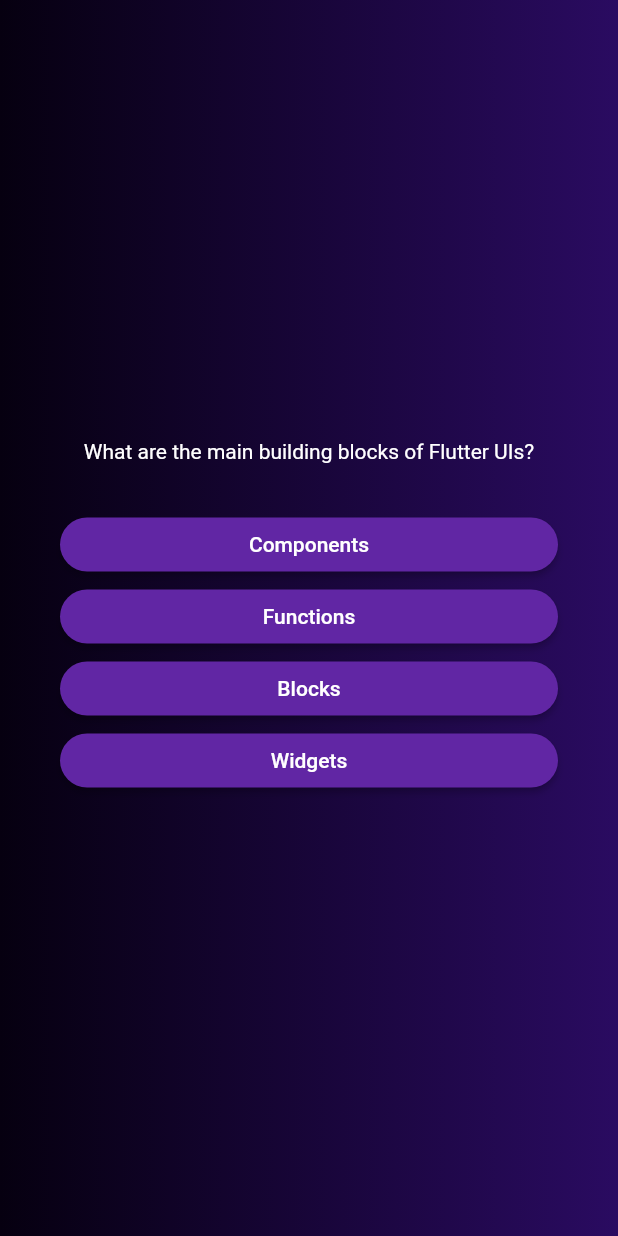
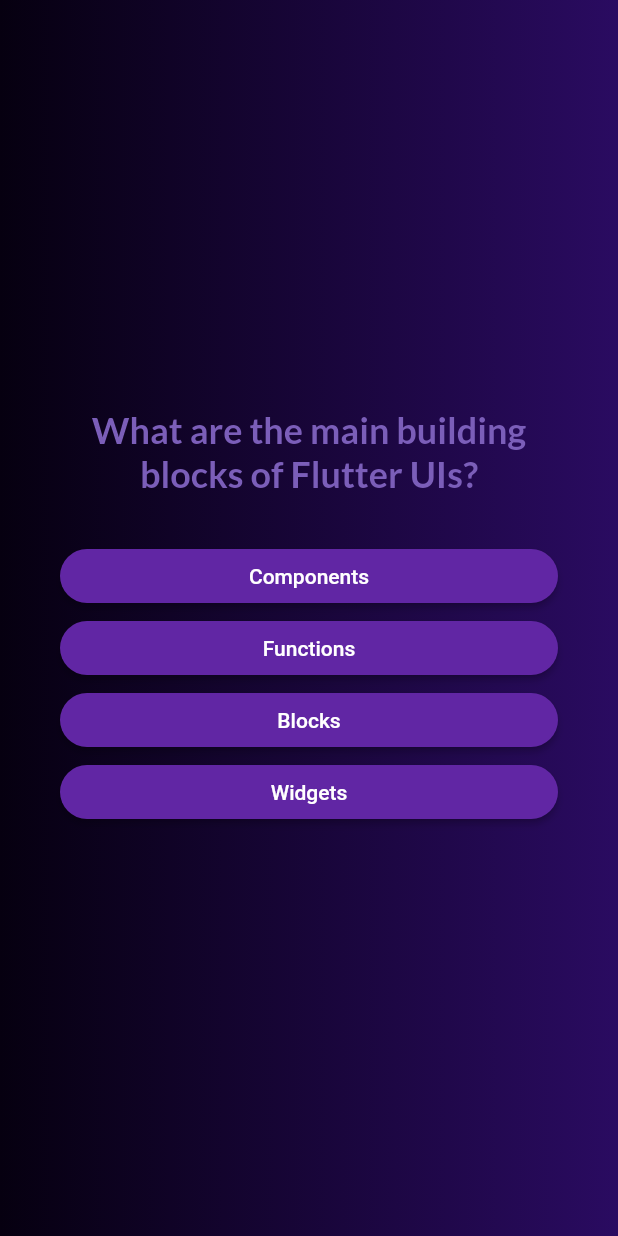
Before and after one commit to wemali05/flutter_advanced, a Flutter app: the screen it shows after launch, after a tap on "Start Quiz", on a phone screen of 412 x 824 dp. Run offline on Flutter 3.47's test engine with Material 2 defaults, Android fonts, the phone set to English and light mode, and no system bars; our stand-ins replace google_fonts.

Commit message:
use google fonts

```diff
--- a/lib/answer_button.dart
+++ b/lib/answer_button.dart
@@ -16,7 +16,7 @@
           backgroundColor: const Color.fromARGB(255, 97, 38, 164),
           shape:
               RoundedRectangleBorder(borderRadius: BorderRadius.circular(40))),
-      child: Text(answer),
+      child: Text(answer, textAlign: TextAlign.center,),
     );
   }
 }
--- a/lib/question_screen.dart
+++ b/lib/question_screen.dart
@@ -1,6 +1,7 @@
 import 'package:flutter/material.dart';
 import 'package:advanced_basics/answer_button.dart';
 import 'package:advanced_basics/data/questions.dart';
+import 'package:google_fonts/google_fonts.dart';
 
 class QuestionScreen extends StatefulWidget {
   const QuestionScreen({super.key});
@@ -14,7 +15,7 @@
 class _QuestionScreenState extends State<QuestionScreen> {
   var currentQuestionIndex = 0;
 
-  void answerQuestion () {
+  void answerQuestion() {
     setState(() {
       currentQuestionIndex++;
     });
@@ -34,7 +35,10 @@
           children: [
             Text(
               currentQuestion.text,
-              style: const TextStyle(color: Colors.white),
+              style: GoogleFonts.lato(
+                  color: const Color.fromARGB(255, 123, 94, 185),
+                  fontSize: 24,
+                  fontWeight: FontWeight.bold),
               textAlign: TextAlign.center,
             ),
             const SizedBox(
--- a/lib/start_screen.dart
+++ b/lib/start_screen.dart
@@ -1,4 +1,5 @@
 import 'package:flutter/material.dart';
+import 'package:google_fonts/google_fonts.dart';
 
 class StartScreen extends StatelessWidget {
   const StartScreen(this.startQuiz ,{super.key});
@@ -26,10 +27,10 @@
           const SizedBox(
             height: 100,
           ),
-          const Text(
+          Text(
             'Learn Flutter the fun way',
-            style: TextStyle(
-              color: Color.fromARGB(255, 237, 223, 252),
+            style: GoogleFonts.lato(
+              color: const Color.fromARGB(255, 237, 223, 252),
               fontSize: 24,
             ),
           ),
--- a/pubspec.yaml
+++ b/pubspec.yaml
@@ -35,6 +35,7 @@
   # The following adds the Cupertino Icons font to your application.
   # Use with the CupertinoIcons class for iOS style icons.
   cupertino_icons: ^1.0.2
+  google_fonts: ^5.1.0
 
 dev_dependencies:
   flutter_test:
```
Also changed, not shown: pubspec.lock, 7 other files.
